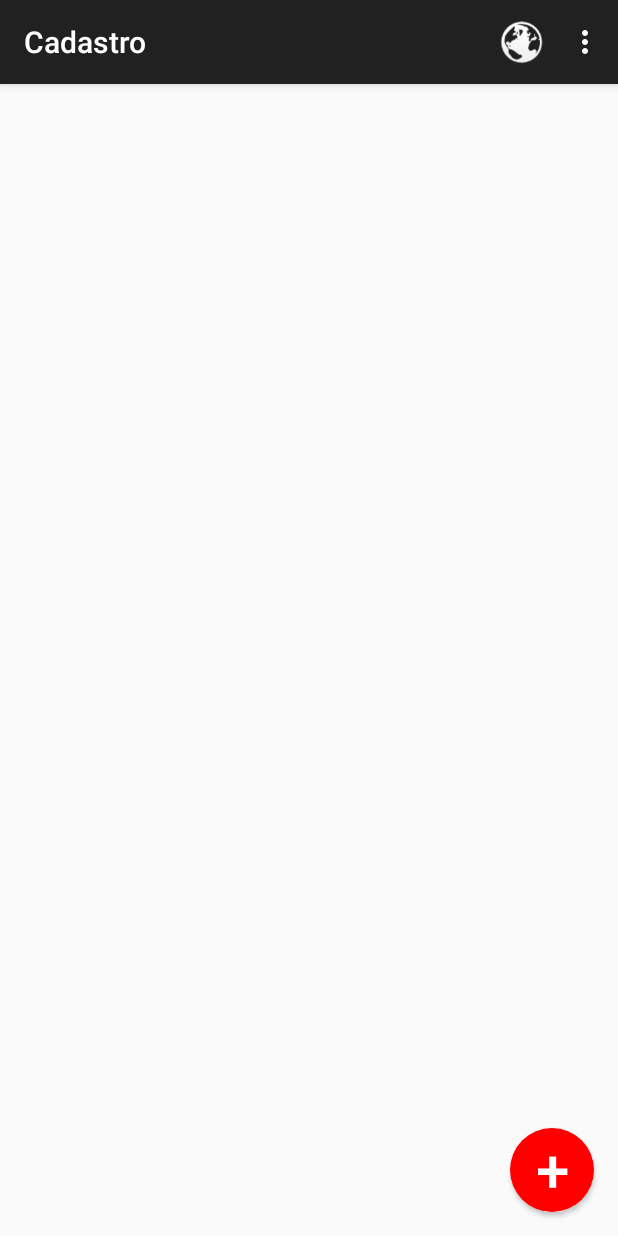
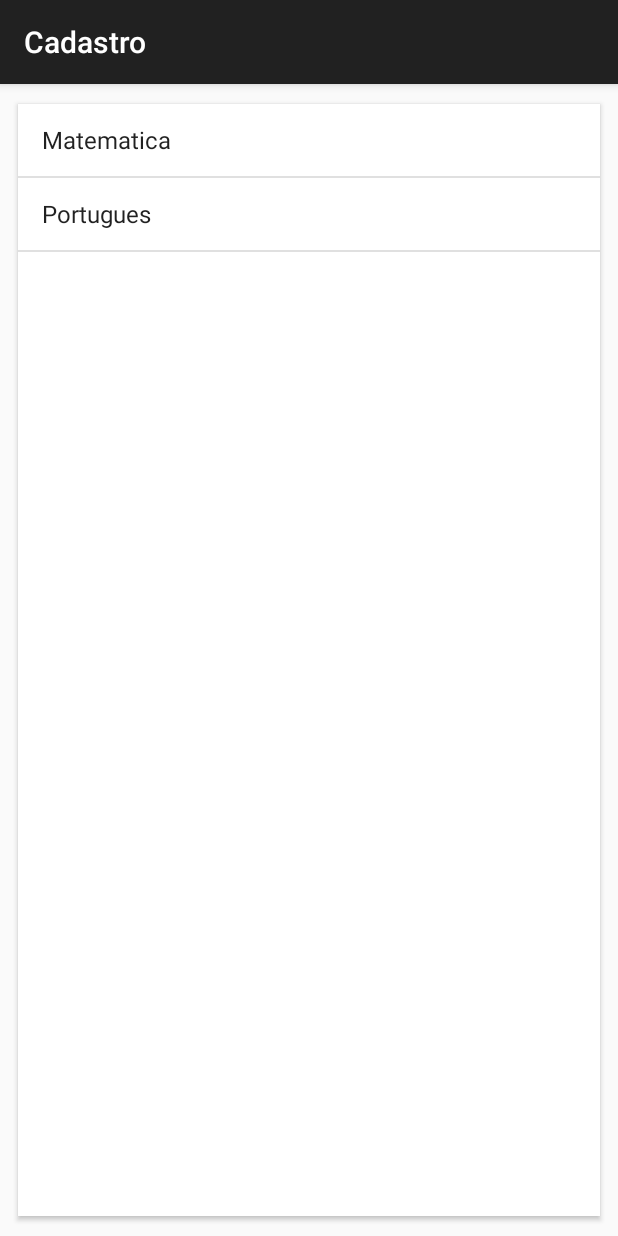
Before and after one commit to hiroinamine/android-crud, an Android app: the screen it shows after launch (ListaAlunosActivity before the commit, ProvasActivity after it), in the options menu, after a tap on "Baixar Provas", on a phone screen of 412 x 824 dp. Run offline under Robolectric (Android 15) with nearby library versions, the phone set to English and light mode, and no system bars.

Commit message:
Fragments

```diff
--- a/app/build.gradle
+++ b/app/build.gradle
@@ -21,6 +21,7 @@ android {
 
 
 dependencies {
-    compile fileTree(dir: 'libs', include: ['*.jar'])
+    compile fileTree(include: ['*.jar'], dir: 'libs')
     compile 'com.android.support:appcompat-v7:21.0.3'
+    compile 'com.android.support:cardview-v7:21.0.3'
 }
--- a/app/src/main/AndroidManifest.xml
+++ b/app/src/main/AndroidManifest.xml
@@ -30,7 +30,10 @@
         <activity
             android:name=".FormularioActivity"
             android:label="@string/title_activity_formulario" >
-
+        </activity>
+        <activity
+            android:name=".ProvasActivity"
+            android:label="Cadastro" >
         </activity>
 
     </application>
--- /dev/null
+++ b/app/src/main/java/br/com/caelum/cadastro/Fragment/ListaProvasFragment.java
@@ -0,0 +1,55 @@
+package br.com.caelum.cadastro.Fragment;
+
+
+import android.os.Bundle;
+import android.support.v4.app.Fragment;  // SUPORTE A VERSAO ANTERIOR A 3.0 DO ANDROID
+import android.view.LayoutInflater;
+import android.view.View;
+import android.view.ViewGroup;
+import android.widget.AdapterView;
+import android.widget.ArrayAdapter;
+import android.widget.ListView;
+import android.widget.Toast;
+
+import java.util.Arrays;
+import java.util.List;
+
+import br.com.caelum.cadastro.R;
+import br.com.caelum.cadastro.modelo.Prova;
+
+/**
+ * Created by android5193 on 15/04/15.
+ */
+public class ListaProvasFragment extends Fragment {
+
+    private ListView listViewProvas;
+
+    @Override
+    public View onCreateView(LayoutInflater inflater, ViewGroup container, Bundle savedInstanceState) {
+
+        View layoutProvas = inflater.inflate(R.layout.fragment_lista_provas, container, false);
+        this.listViewProvas = (ListView) layoutProvas.findViewById(R.id.lista_provas_listview);
+
+        Prova prova1 = new Prova("20/06/2015", "Matematica");
+        prova1.setTopicos(Arrays.asList("Algebra linear", "Calculo", "Estatistica"));
+
+        Prova prova2 = new Prova("25/07/2015", "Portugues");
+        prova2.setTopicos(Arrays.asList("Complemento Nominal", "Oracoes subordinadas", "Analise sintatica"));
+
+        List<Prova> provas = Arrays.asList(prova1, prova2);
+
+        this.listViewProvas.setAdapter(new ArrayAdapter<Prova>(
+                getActivity(), android.R.layout.simple_list_item_1, provas));
+
+        this.listViewProvas.setOnItemClickListener(new AdapterView.OnItemClickListener() {
+            @Override
+            public void onItemClick(AdapterView<?> adapter, View view, int position, long id) {
+                Prova selecionada = (Prova) adapter.getItemAtPosition(position);
+
+                Toast.makeText(getActivity(), "Prova selecionada: " + selecionada, Toast.LENGTH_LONG).show();
+            }
+        });
+
+        return layoutProvas;
+    }
+}
--- a/app/src/main/java/br/com/caelum/cadastro/ListaAlunosActivity.java
+++ b/app/src/main/java/br/com/caelum/cadastro/ListaAlunosActivity.java
@@ -79,6 +79,13 @@ public class ListaAlunosActivity extends ActionBarActivity {
                 startActivity(i);
             }
         });
+    }
+
+    @Override
+    protected void onStop() {
+        super.onStop();
+
+        unregisterReceiver(bateria);
     }
 
     @Override
@@ -167,12 +174,16 @@ public class ListaAlunosActivity extends ActionBarActivity {
 
         switch (id){
             case R.id.menu_enviar_notas:
-
                 new EnviaContatosTask(this).execute();
-
+                return true;
+            case R.id.menu_receber_provas:
+                Intent provas = new Intent(this, ProvasActivity.class);
+                startActivity(provas);
                 return true;
         }
 
         return super.onOptionsItemSelected(item);
     }
+
+
 }
--- /dev/null
+++ b/app/src/main/java/br/com/caelum/cadastro/ProvasActivity.java
@@ -0,0 +1,27 @@
+package br.com.caelum.cadastro;
+
+import android.os.Bundle;
+import android.support.v4.app.FragmentManager;
+import android.support.v4.app.FragmentTransaction;
+import android.support.v7.app.ActionBarActivity;
+
+import br.com.caelum.cadastro.Fragment.ListaProvasFragment;
+
+/**
+ * Created by android5193 on 15/04/15.
+ */
+public class ProvasActivity extends ActionBarActivity {
+
+
+    @Override
+    protected void onCreate(Bundle savedInstanceState) {
+        super.onCreate(savedInstanceState);
+
+        setContentView(R.layout.activity_provas);
+
+        FragmentManager manager = getSupportFragmentManager();
+        FragmentTransaction tx = manager.beginTransaction();
+        tx.replace(R.id.provas_view, new ListaProvasFragment());
+        tx.commit();
+    }
+}
--- /dev/null
+++ b/app/src/main/java/br/com/caelum/cadastro/modelo/Prova.java
@@ -0,0 +1,58 @@
+package br.com.caelum.cadastro.modelo;
+
+import java.io.Serializable;
+import java.util.ArrayList;
+import java.util.List;
+
+/**
+ * Created by android5193 on 15/04/15.
+ */
+public class Prova implements Serializable{
+    private String data;
+    private String materia;
+    private String descricao;
+
+    public List<String> getTopicos() {
+        return topicos;
+    }
+
+    public void setTopicos(List<String> topicos) {
+        this.topicos = topicos;
+    }
+
+    public String getData() {
+        return data;
+    }
+
+    public void setData(String data) {
+        this.data = data;
+    }
+
+    public String getMateria() {
+        return materia;
+    }
+
+    public void setMateria(String materia) {
+        this.materia = materia;
+    }
+
+    public String getDescricao() {
+        return descricao;
+    }
+
+    public void setDescricao(String descricao) {
+        this.descricao = descricao;
+    }
+
+    private List<String> topicos = new ArrayList<String>();
+
+    public Prova(String data, String materia){
+        this.data = data;
+        this.materia = materia;
+    }
+
+    @Override
+    public String toString(){
+        return materia;
+    }
+}
--- a/app/src/main/java/br/com/caelum/cadastro/support/WebClient.java
+++ b/app/src/main/java/br/com/caelum/cadastro/support/WebClient.java
@@ -30,7 +30,6 @@ public class WebClient {
             return EntityUtils.toString(response.getEntity());
         }
         catch (Exception e){
-            Log.e("Debug", e.toString(), e);
             return e.toString();
         }
     }
--- /dev/null
+++ b/app/src/main/res/layout/activity_provas.xml
@@ -0,0 +1,14 @@
+<?xml version="1.0" encoding="utf-8"?>
+<LinearLayout xmlns:android="http://schemas.android.com/apk/res/android"
+    android:orientation="vertical" android:layout_width="match_parent"
+    android:layout_height="match_parent">
+
+    <FrameLayout
+        android:id="@+id/provas_view"
+        android:layout_width="match_parent"
+        android:layout_height="match_parent">
+
+
+    </FrameLayout>
+
+</LinearLayout>
--- /dev/null
+++ b/app/src/main/res/layout/fragment_lista_provas.xml
@@ -0,0 +1,18 @@
+<?xml version="1.0" encoding="utf-8"?>
+<android.support.v7.widget.CardView
+    xmlns:android="http://schemas.android.com/apk/res/android"
+    xmlns:card_view="http://schemas.android.com/apk/res-auto"
+    android:layout_height="match_parent"
+    android:layout_width="match_parent"
+    android:layout_gravity="center"
+    android:layout_margin="10dp"
+    card_view:cardCornerRadius="0dp"
+    card_view:cardUseCompatPadding="true"
+    >
+
+    <ListView android:id="@+id/lista_provas_listview"
+        android:layout_width="match_parent"
+        android:layout_height="match_parent">
+    </ListView>
+
+</android.support.v7.widget.CardView>
```
Also changed, not shown: 2 other files.
